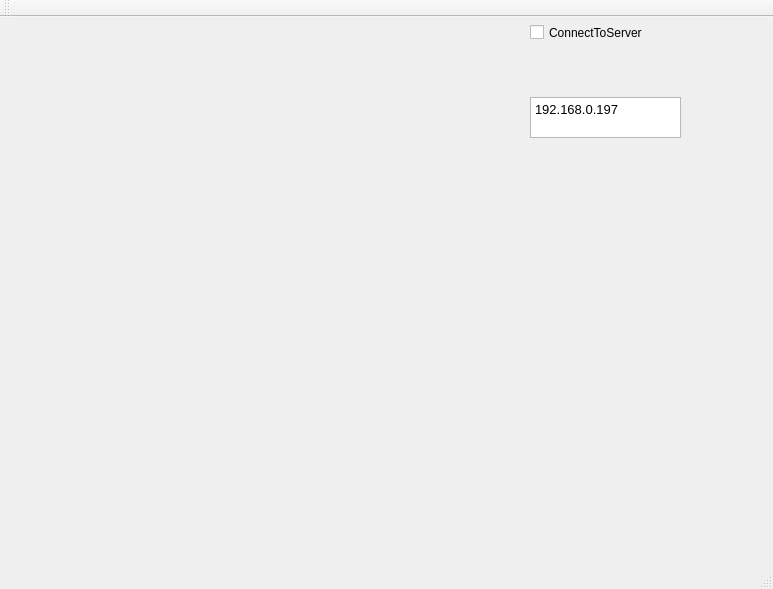
madhavpatel6/EmbeddedSystemDesign_Team02, file QtClients/EverybodySimulator2016/mainwindow.ui: the form before one commit.
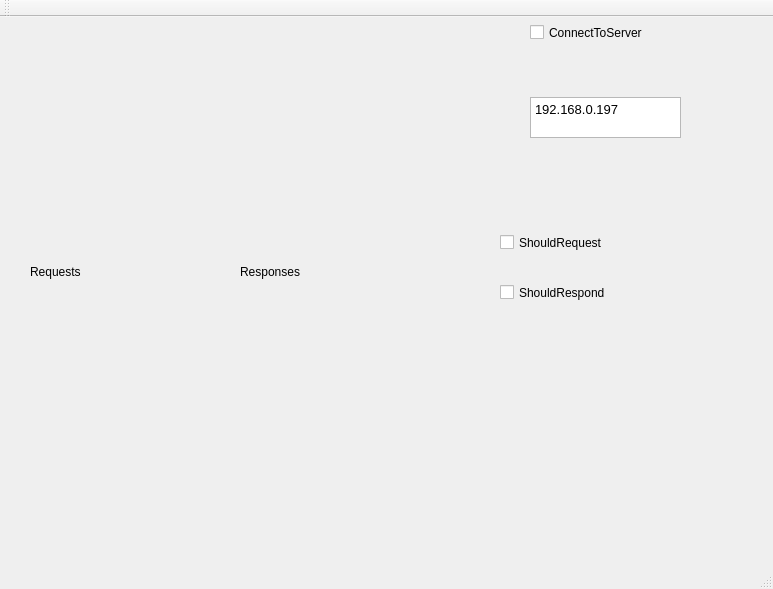
The form after the commit.

Commit message: added seperate lists for requests and responses. Right now request/response user interface is pretty much done. Signals just need to be wired to a controller that issues requests and responses

Diff of the .ui file:
```diff
--- a/QtClients/EverybodySimulator2016/mainwindow.ui
+++ b/QtClients/EverybodySimulator2016/mainwindow.ui
@@ -48,23 +48,68 @@
     <property name="geometry">
      <rect>
       <x>19</x>
-      <y>9</y>
+      <y>19</y>
       <width>181</width>
-      <height>481</height>
+      <height>471</height>
      </rect>
     </property>
-    <layout class="QVBoxLayout" name="requestsEnable"/>
+    <layout class="QVBoxLayout" name="requestsEnable">
+     <property name="spacing">
+      <number>0</number>
+     </property>
+     <item>
+      <widget class="QLabel" name="label">
+       <property name="text">
+        <string>Requests</string>
+       </property>
+      </widget>
+     </item>
+    </layout>
    </widget>
    <widget class="QWidget" name="verticalLayoutWidget_2">
     <property name="geometry">
      <rect>
       <x>229</x>
-      <y>9</y>
+      <y>19</y>
       <width>181</width>
-      <height>481</height>
+      <height>471</height>
      </rect>
     </property>
-    <layout class="QVBoxLayout" name="responsesEnable"/>
+    <layout class="QVBoxLayout" name="responsesEnable">
+     <item>
+      <widget class="QLabel" name="label_2">
+       <property name="text">
+        <string>Responses</string>
+       </property>
+      </widget>
+     </item>
+    </layout>
+   </widget>
+   <widget class="QCheckBox" name="shouldRequest">
+    <property name="geometry">
+     <rect>
+      <x>500</x>
+      <y>210</y>
+      <width>221</width>
+      <height>31</height>
+     </rect>
+    </property>
+    <property name="text">
+     <string>ShouldRequest</string>
+    </property>
+   </widget>
+   <widget class="QCheckBox" name="shouldRespond">
+    <property name="geometry">
+     <rect>
+      <x>500</x>
+      <y>260</y>
+      <width>221</width>
+      <height>31</height>
+     </rect>
+    </property>
+    <property name="text">
+     <string>ShouldRespond</string>
+    </property>
    </widget>
   </widget>
   <widget class="QMenuBar" name="menuBar">
```
Left out of the diff: 2 changed lines with no effect on the pictures. The commit also changes 8 other files.
